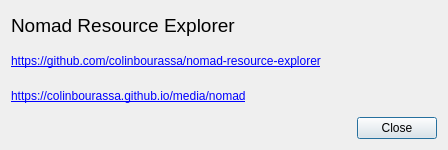
Qt form aboutbox.ui (colinbourassa/nomad-resource-explorer) before a commit.
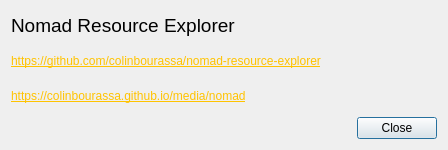
The same form after that commit.

Patch:
```diff
--- a/aboutbox.ui
+++ b/aboutbox.ui
@@ -29,7 +29,7 @@
    <item row="1" column="0">
     <widget class="QLabel" name="m_labelGithub">
      <property name="text">
-      <string>&lt;a href=&quot;https://github.com/colinbourassa/nomad-resource-explorer&quot;&gt;https://github.com/colinbourassa/nomad-resource-explorer&lt;/a&gt;</string>
+      <string>&lt;a style=&quot;color:#ffc300&quot; href=&quot;https://github.com/colinbourassa/nomad-resource-explorer&quot;&gt;https://github.com/colinbourassa/nomad-resource-explorer&lt;/a&gt;</string>
      </property>
      <property name="openExternalLinks">
       <bool>true</bool>
@@ -39,7 +39,7 @@
    <item row="2" column="0">
     <widget class="QLabel" name="m_labelReference">
      <property name="text">
-      <string>&lt;a href=&quot;https://colinbourassa.github.io/media/nomad&quot;&gt;https://colinbourassa.github.io/media/nomad&lt;/a&gt;</string>
+      <string>&lt;a style=&quot;color:#ffc300&quot; href=&quot;https://colinbourassa.github.io/media/nomad&quot;&gt;https://colinbourassa.github.io/media/nomad&lt;/a&gt;</string>
      </property>
      <property name="openExternalLinks">
       <bool>true</bool>
```
Left out of the diff: 2 changed lines with no effect on the pictures.
